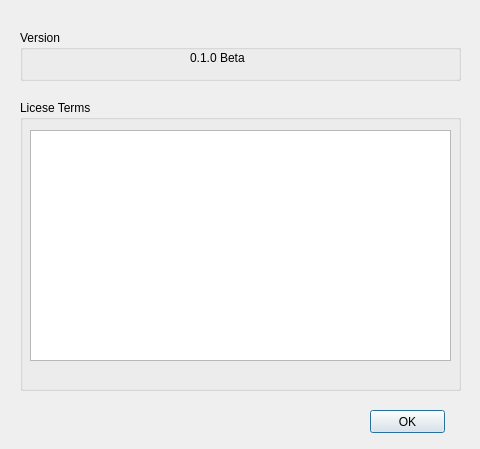
The window that ui/aboutSSVG.ui (whiskie14142/SolarSystemVoyager) describes before a commit, drawn with Qt 5.
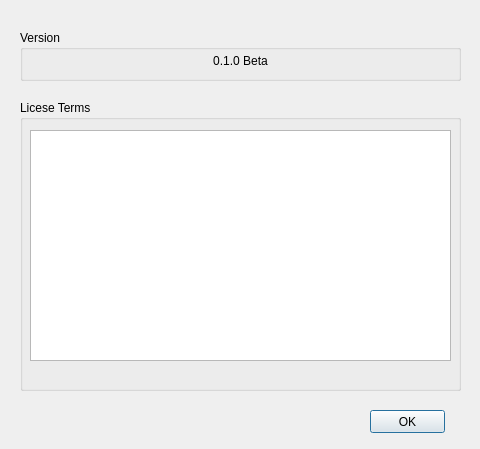
The same window after the commit.

The edit to the form file:
```diff
--- a/ui/aboutSSVG.ui
+++ b/ui/aboutSSVG.ui
@@ -44,15 +44,18 @@
    <widget class="QLabel" name="versionlabel">
     <property name="geometry">
      <rect>
-      <x>170</x>
+      <x>50</x>
       <y>20</y>
-      <width>221</width>
-      <height>16</height>
+      <width>341</width>
+      <height>21</height>
      </rect>
     </property>
     <property name="text">
      <string>0.1.0 Beta</string>
     </property>
+    <property name="alignment">
+     <set>Qt::AlignCenter</set>
+    </property>
    </widget>
   </widget>
   <widget class="QGroupBox" name="groupBox_2">
```
